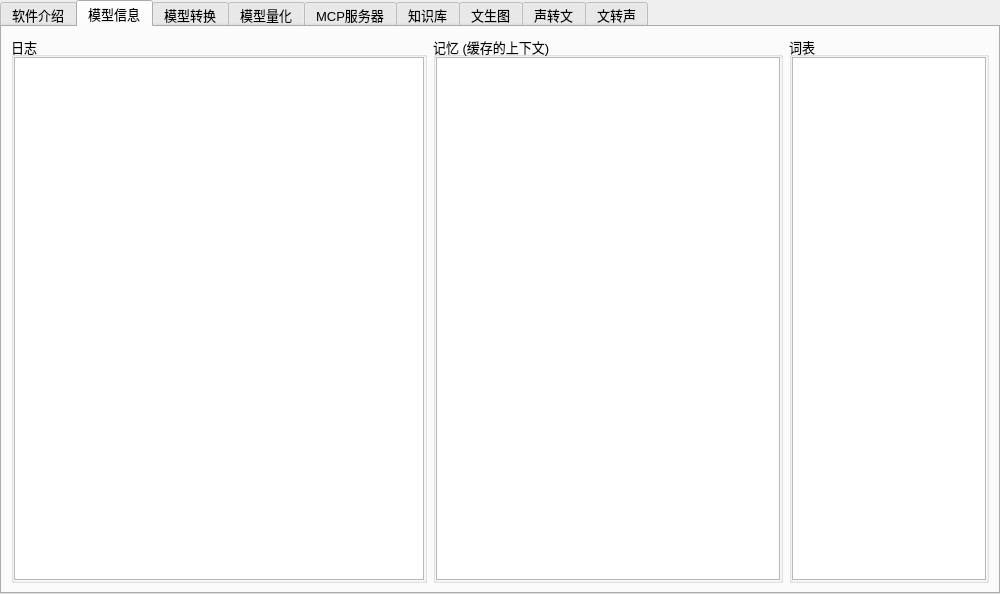
Above: src/expend.ui from ylsdamxssjxxdd/eva before the change. Below: the same form after it.
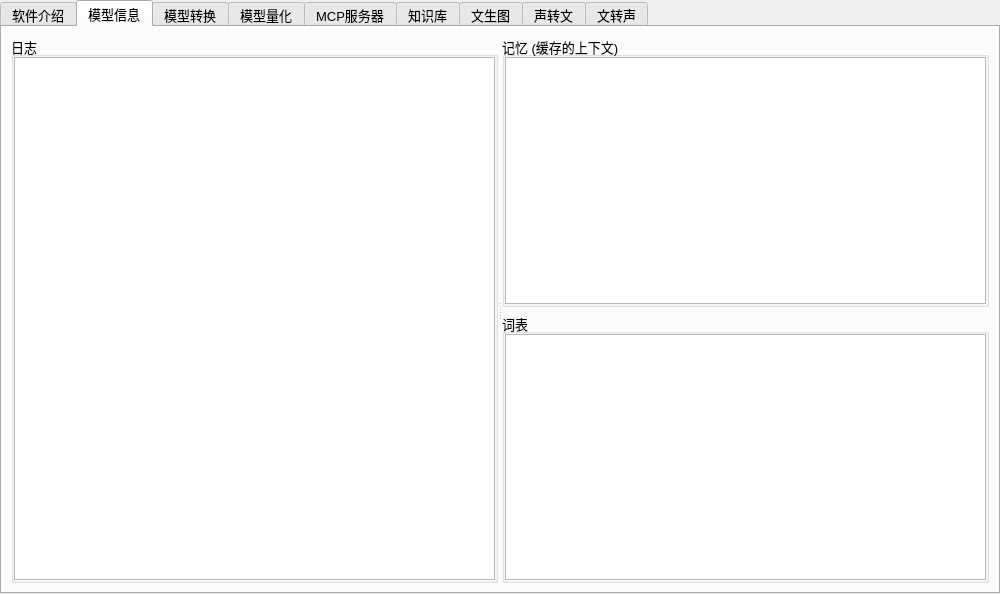
That is the form after the change. Custom widgets are drawn as their Qt base class.

```diff
--- a/src/expend.ui
+++ b/src/expend.ui
@@ -79,6 +79,10 @@
       </attribute>
       <layout class="QHBoxLayout" name="horizontalLayout_39">
        <item>
+        <widget class="QSplitter" name="splitter">
+         <property name="orientation">
+          <enum>Qt::Horizontal</enum>
+         </property>
         <widget class="QGroupBox" name="modellog_groupBox">
          <property name="title">
           <string>日志</string>
@@ -120,12 +124,13 @@
           </item>
          </layout>
         </widget>
-       </item>
+         <widget class="QWidget" name="verticalLayoutWidget">
+          <layout class="QVBoxLayout" name="verticalLayout_17">
        <item>
         <widget class="QGroupBox" name="brain_groupBox">
          <property name="maximumSize">
           <size>
-           <width>350</width>
+               <width>16777215</width>
            <height>16777215</height>
           </size>
          </property>
@@ -168,7 +173,7 @@
         <widget class="QGroupBox" name="vocab_groupBox">
          <property name="maximumSize">
           <size>
-           <width>200</width>
+               <width>16777215</width>
            <height>16777215</height>
           </size>
          </property>
@@ -205,6 +210,10 @@
            </widget>
           </item>
          </layout>
+            </widget>
+           </item>
+          </layout>
+         </widget>
         </widget>
        </item>
       </layout>
```
Lines whose indentation alone changed are shown as unchanged.
